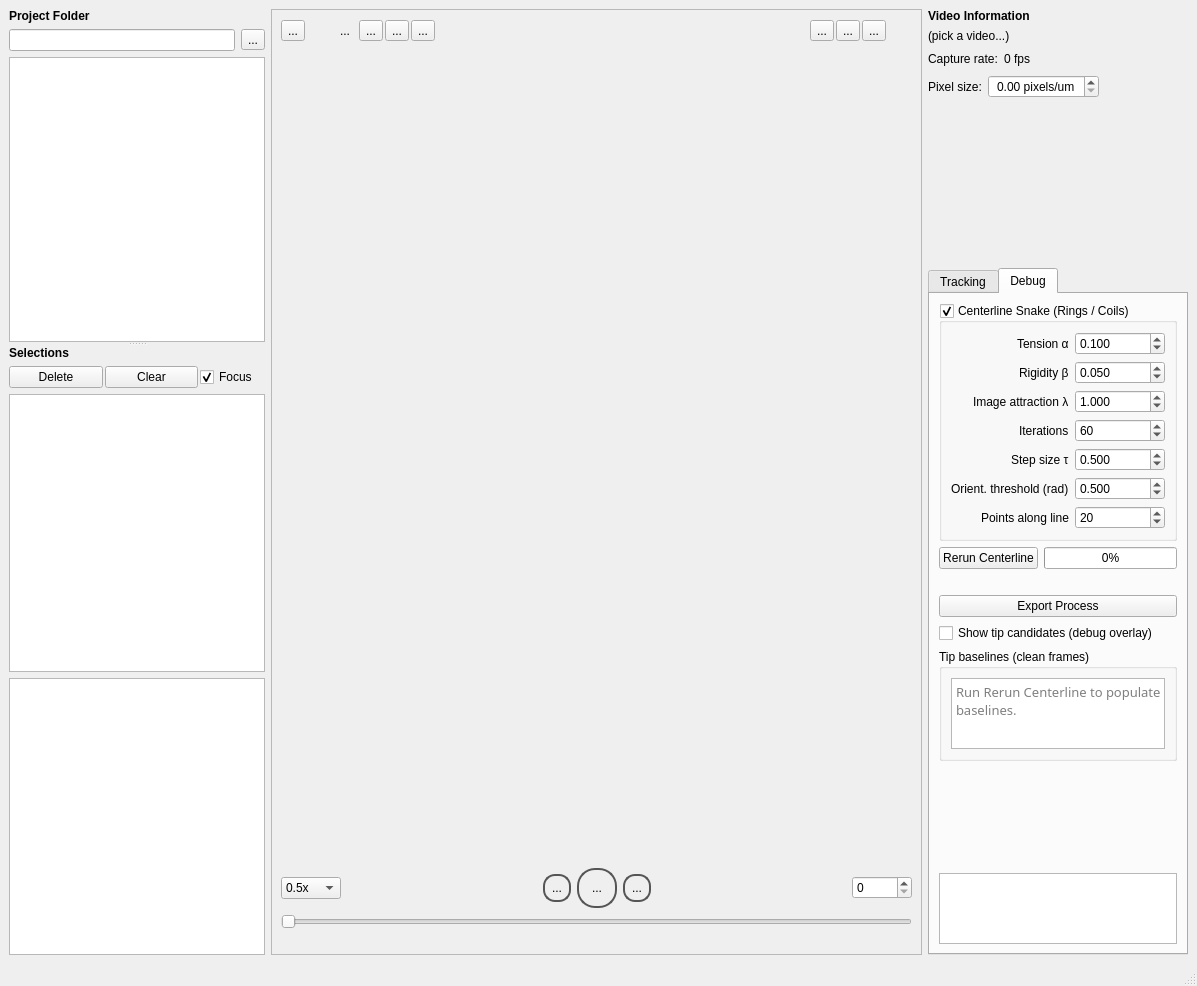
Above: src/gui/mainwindow.ui from adwolfe/yawt before the change. Below: the same form after it.
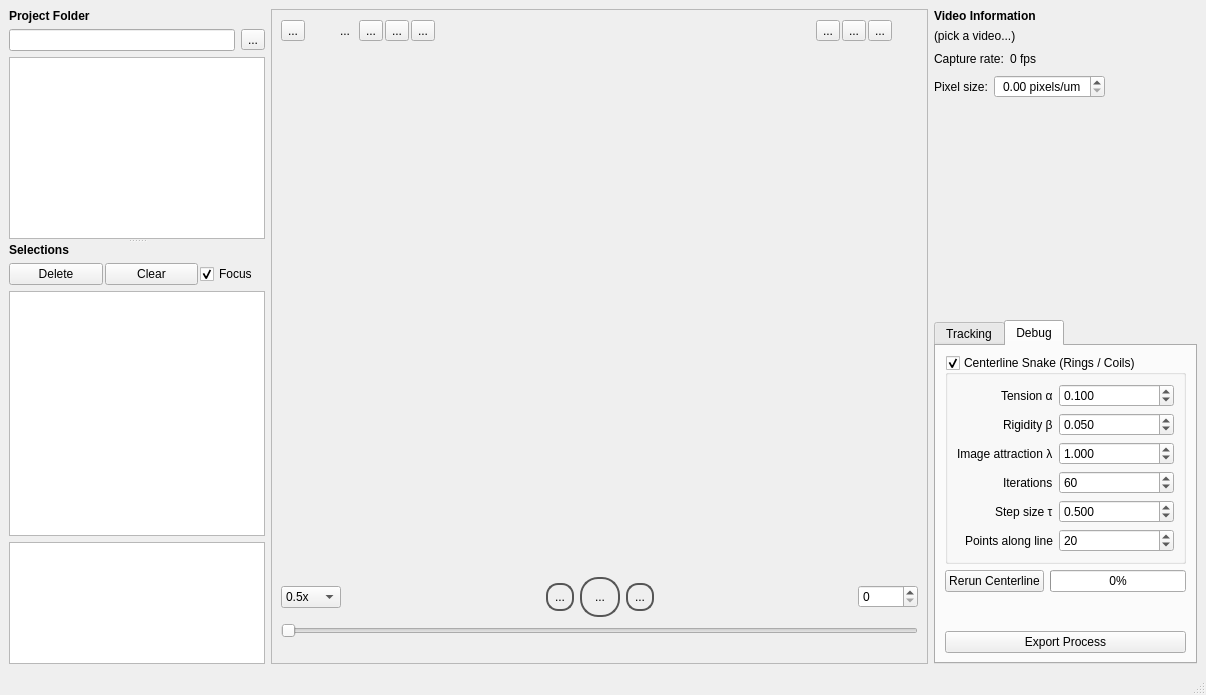
That is the form after the change. The open tabs and pages were chosen to show the change. Icons and pictures are not drawn. Custom widgets are drawn as their Qt base class.

```diff
--- a/src/gui/mainwindow.ui
+++ b/src/gui/mainwindow.ui
@@ -6,8 +6,8 @@
    <rect>
     <x>0</x>
     <y>0</y>
-    <width>1197</width>
-    <height>986</height>
+    <width>1206</width>
+    <height>695</height>
    </rect>
   </property>
   <property name="windowTitle">
@@ -76,7 +76,7 @@
          <height>10</height>
         </size>
        </property>
-       <layout class="QVBoxLayout" name="verticalLayout_6">
+       <layout class="QVBoxLayout" name="verticalLayout_6" stretch="0,1,4,2">
         <property name="topMargin">
          <number>0</number>
         </property>
@@ -681,7 +681,7 @@
         <property name="frameShadow">
          <enum>QFrame::Shadow::Raised</enum>
         </property>
-        <layout class="QVBoxLayout" name="verticalLayout_3" stretch="0,0,0,0,5,2">
+        <layout class="QVBoxLayout" name="verticalLayout_3" stretch="0,0,0,0,3,2">
          <property name="leftMargin">
           <number>0</number>
          </property>
@@ -845,8 +845,8 @@
           <widget class="MiniLoader" name="miniLoader" native="true">
            <property name="minimumSize">
             <size>
-             <width>0</width>
-             <height>0</height>
+             <width>100</width>
+             <height>100</height>
             </size>
            </property>
           </widget>
@@ -1377,38 +1377,6 @@
                  </widget>
                 </item>
                 <item row="5" column="0">
-                 <widget class="QLabel" name="labelOrientThresh">
-                  <property name="toolTip">
-                   <string>Right-hand-rule veto: if the total signed turning angle of both the current and previous centerline exceed this magnitude, and their signs disagree, the orientation is flipped. Set lower to enforce orientation earlier (even on gentle bends); set higher to only apply on tight coils. 0 = always enforce; &gt;π = effectively disabled.</string>
-                  </property>
-                  <property name="text">
-                   <string>Orient. threshold (rad)</string>
-                  </property>
-                 </widget>
-                </item>
-                <item row="5" column="1">
-                 <widget class="QDoubleSpinBox" name="snakeOrientThreshSpin">
-                  <property name="toolTip">
-                   <string>Right-hand-rule veto threshold in radians. 0.5 rad ≈ 29°. When both the current and previous frame's total signed turning angle exceed this value in magnitude but disagree in sign, the orientation is corrected. Near-zero values mean near-straight bodies (genuinely ambiguous).</string>
-                  </property>
-                  <property name="decimals">
-                   <number>3</number>
-                  </property>
-                  <property name="minimum">
-                   <double>0.000000000000000</double>
-                  </property>
-                  <property name="maximum">
-                   <double>3.142000000000000</double>
-                  </property>
-                  <property name="singleStep">
-                   <double>0.050000000000000</double>
-                  </property>
-                  <property name="value">
-                   <double>0.500000000000000</double>
-                  </property>
-                 </widget>
-                </item>
-                <item row="6" column="0">
                  <widget class="QLabel" name="labelNPoints">
                   <property name="toolTip">
                    <string>Number of evenly-spaced points resampled along the centerline. More points reduce kinking on highly curved bodies at the cost of slightly more computation. Minimum 5.</string>
@@ -1418,7 +1386,7 @@
                   </property>
                  </widget>
                 </item>
-                <item row="6" column="1">
+                <item row="5" column="1">
                  <widget class="QSpinBox" name="snakeNPointsSpin">
                   <property name="toolTip">
                    <string>Number of resampled centerline points (5–200). Higher values reduce kinking artefacts on coiled or tightly curved worms.</string>
@@ -1484,109 +1452,6 @@
                </property>
               </widget>
              </item>
-             <item>
-              <widget class="QCheckBox" name="showTipCandidatesCheck">
-               <property name="toolTip">
-                <string>Overlay per-frame candidate nose/tail points on each visible blob. Filled green circles = Zhang-Suen skeleton degree-1 endpoints. Hollow magenta squares = local maxima of outer-contour curvature. The downstream head/tail assignment step will consume these candidates instead of inheriting endpoints from the previous frame.</string>
-               </property>
-               <property name="text">
-                <string>Show tip candidates (debug overlay)</string>
-               </property>
-              </widget>
-             </item>
-             <item>
-              <widget class="QGroupBox" name="tipBaselineGroup">
-               <property name="toolTip">
-                <string>Per-worm running distributions of tip features, accumulated only from clean-topology frames (no ring, not merged, both tips skeleton-confirmed). Feeds the head/tail discriminator in disrupted frames. Refreshed at the end of each centerline pass.</string>
-               </property>
-               <property name="title">
-                <string>Tip baselines (clean frames)</string>
-               </property>
-               <property name="flat">
-                <bool>false</bool>
-               </property>
-               <layout class="QVBoxLayout" name="tipBaselineLayout">
-                <item>
-                 <widget class="QPlainTextEdit" name="tipBaselineTextEdit">
-                  <property name="font">
-                   <font>
-                    <family>Menlo</family>
-                    <pointsize>10</pointsize>
-                   </font>
-                  </property>
-                  <property name="readOnly">
-                   <bool>true</bool>
-                  </property>
-                  <property name="placeholderText">
-                   <string>Run Rerun Centerline to populate baselines.</string>
-                  </property>
-                 </widget>
-                </item>
-               </layout>
-              </widget>
-             </item>
-             <item>
-              <spacer name="debugTabSpacer">
-               <property name="orientation">
-                <enum>Qt::Orientation::Vertical</enum>
-               </property>
-               <property name="sizeType">
-                <enum>QSizePolicy::Policy::Expanding</enum>
-               </property>
-               <property name="sizeHint" stdset="0">
-                <size>
-                 <width>20</width>
-                 <height>40</height>
-                </size>
-               </property>
-              </spacer>
-             </item>
-             <item>
-              <layout class="QVBoxLayout" name="legacyCleanupLayout">
-               <item>
-                <layout class="QHBoxLayout" name="horizontalLayout_12">
-                 <property name="leftMargin">
-                  <number>20</number>
-                 </property>
-                 <property name="rightMargin">
-                  <number>20</number>
-                 </property>
-                 <item>
-                  <widget class="MiniLoader" name="mlon2" native="true"/>
-                 </item>
-                 <item>
-                  <widget class="MiniLoader" name="mlon1" native="true"/>
-                 </item>
-                 <item>
-                  <widget class="MiniLoader" name="miniLoaderOverlay" native="true">
-                   <property name="minimumSize">
-                    <size>
-                     <width>100</width>
-                     <height>100</height>
-                    </size>
-                   </property>
-                  </widget>
-                 </item>
-                 <item>
-                  <widget class="MiniLoader" name="mlop1" native="true"/>
-                 </item>
-                 <item>
-                  <widget class="MiniLoader" name="mlop2" native="true"/>
-                 </item>
-                </layout>
-               </item>
-               <item>
-                <layout class="QHBoxLayout" name="horizontalLayout_14">
-                 <property name="topMargin">
-                  <number>0</number>
-                 </property>
-                 <item>
-                  <widget class="QTableView" name="mergeSplitTableView"/>
-                 </item>
-                </layout>
-               </item>
-              </layout>
-             </item>
             </layout>
            </widget>
           </widget>
```
Left out of the diff: 2 changed lines with no effect on the pictures.
